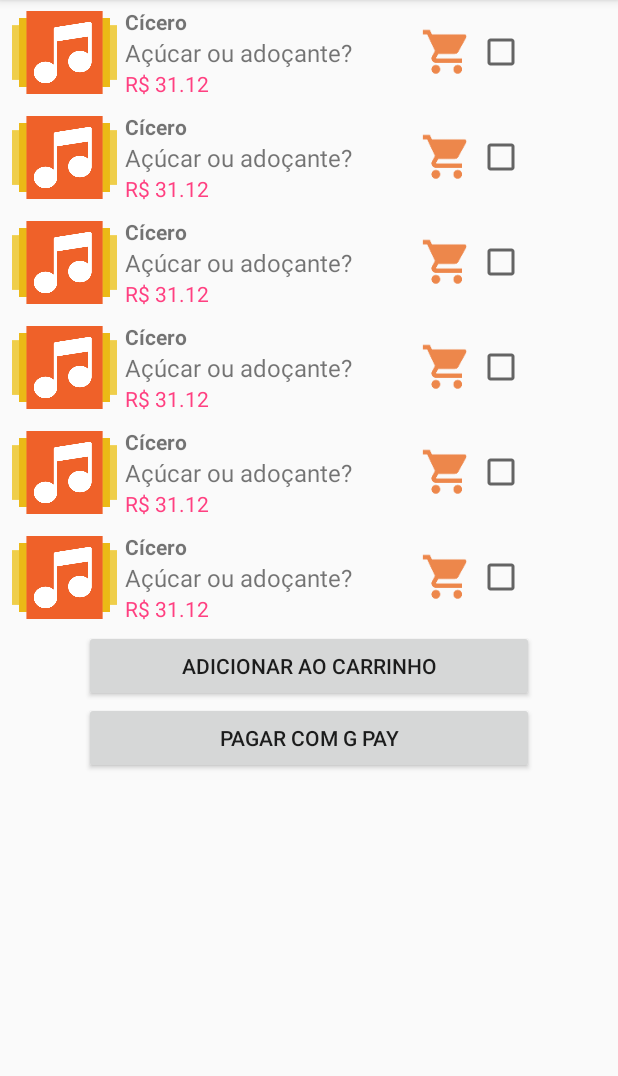
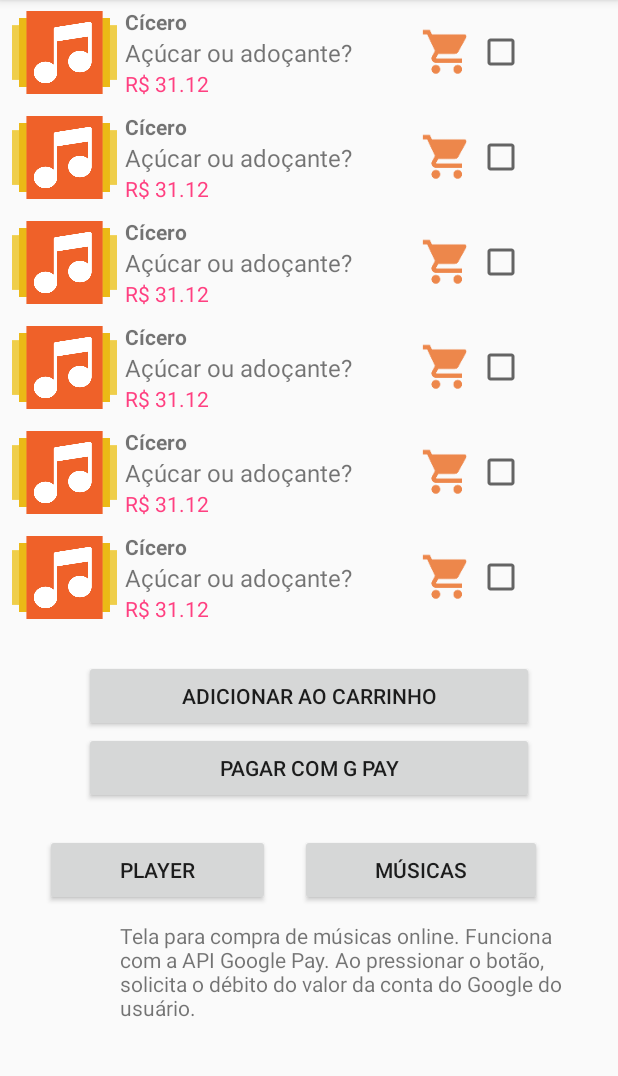
Before and after one commit to mimimi-x64/Musique, an Android app: the ShopActivity screen opened directly, with no data from a screen before it, on a phone screen of 412 x 824 dp, the part 84-1160 px from its top. Run offline under Robolectric (Android 15) with nearby library versions, the phone set to English and light mode, and no system bars.

```diff
--- a/app/src/main/res/layout/activity_shop.xml
+++ b/app/src/main/res/layout/activity_shop.xml
@@ -328,6 +328,7 @@
             android:gravity="bottom"
             android:layout_gravity="center"
             android:orientation="vertical"
+            android:layout_marginVertical="20dp"
             android:layout_width="300dp"
             android:layout_height="wrap_content">
 
@@ -342,6 +343,40 @@
 
         </LinearLayout>
 
+        <LinearLayout
+            android:layout_width="match_parent"
+            android:layout_height="wrap_content"
+            android:gravity="center"
+            android:orientation="horizontal">
+
+            <Button
+                android:id="@+id/homeButton"
+                android:paddingHorizontal="50dp"
+                android:layout_width="wrap_content"
+                android:layout_height="wrap_content"
+                android:text="@string/buttonPlayer"
+                android:textAllCaps="true" />
+
+            <Button
+                android:id="@+id/listButton"
+                android:paddingHorizontal="50dp"
+                android:layout_width="wrap_content"
+                android:layout_height="wrap_content"
+                android:layout_marginHorizontal="20dp"
+                android:text="@string/buttonList"
+                android:textAllCaps="true" />
+
+
+        </LinearLayout>
+
+        <TextView
+            android:layout_marginLeft="72dp"
+            android:layout_marginRight="20dp"
+            android:layout_marginVertical="10dp"
+            android:layout_width="wrap_content"
+            android:layout_height="wrap_content"
+            android:text="@string/shopText"/>
+
     </LinearLayout>
 
 </ScrollView>
```
Also changed, not shown: app/src/main/java/com/example/android/musique/ListActivity.java (+11 -1 lines), app/src/main/java/com/example/android/musique/MainActivity.java (+26 -3 lines), app/src/main/res/layout/activity_list.xml (+26 -0 lines), app/src/main/res/layout/activity_main.xml (+3 -7 lines).
